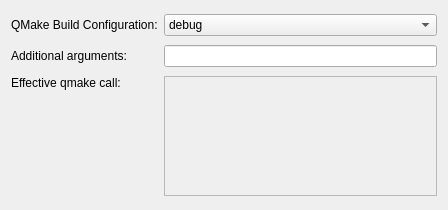
Above: src/plugins/qt4projectmanager/qmakestep.ui from heiheshang/ananas-creator before the change. Below: the same form after it.
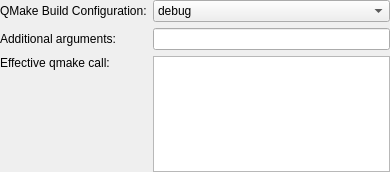
That is the form after the change.

```diff
--- a/src/plugins/qt4projectmanager/qmakestep.ui
+++ b/src/plugins/qt4projectmanager/qmakestep.ui
@@ -6,11 +6,14 @@
    <rect>
     <x>0</x>
     <y>0</y>
-    <width>448</width>
-    <height>210</height>
+    <width>390</width>
+    <height>172</height>
    </rect>
   </property>
   <layout class="QFormLayout" name="formLayout">
+   <property name="margin">
+    <number>0</number>
+   </property>
    <item row="0" column="0">
     <widget class="QLabel" name="label_2">
      <property name="text">
@@ -61,7 +64,7 @@
    <item row="2" column="1">
     <widget class="QPlainTextEdit" name="qmakeArgumentsEdit">
      <property name="enabled">
-      <bool>false</bool>
+      <bool>true</bool>
      </property>
      <property name="maximumSize">
       <size>
```
